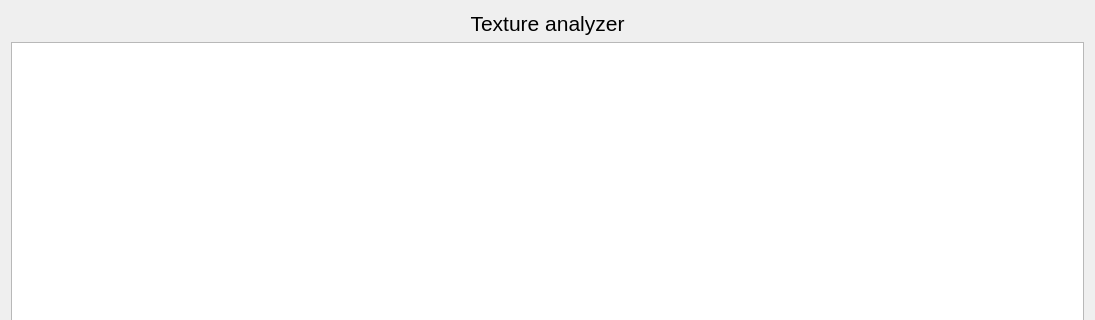
This is maya/python/tlc/shading/textureanalyzer.ui in jtaibo/TallerCreacionTools as Qt 5 draws it before an edit; both pictures show x 0 to 1095 and y 0 to 320 of the 1095 by 663 pixel window. The edited form follows.
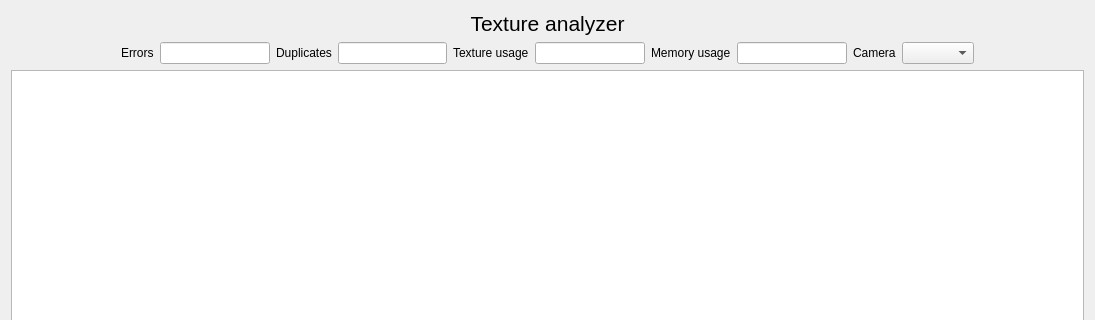
This is the edited form.

Commit message: Added new global info fields to Texture Analyzer header

What changed in the file:
```diff
--- a/maya/python/tlc/shading/textureanalyzer.ui
+++ b/maya/python/tlc/shading/textureanalyzer.ui
@@ -37,6 +37,102 @@
        </property>
       </widget>
      </item>
+     <item>
+      <layout class="QHBoxLayout" name="horizontalLayout_2">
+       <item>
+        <spacer name="horizontalSpacer">
+         <property name="orientation">
+          <enum>Qt::Horizontal</enum>
+         </property>
+         <property name="sizeHint" stdset="0">
+          <size>
+           <width>40</width>
+           <height>20</height>
+          </size>
+         </property>
+        </spacer>
+       </item>
+       <item>
+        <widget class="QLabel" name="errorsLabel">
+         <property name="text">
+          <string>Errors</string>
+         </property>
+        </widget>
+       </item>
+       <item>
+        <widget class="QLineEdit" name="errorText">
+         <property name="readOnly">
+          <bool>true</bool>
+         </property>
+        </widget>
+       </item>
+       <item>
+        <widget class="QLabel" name="dupesLabel">
+         <property name="text">
+          <string>Duplicates</string>
+         </property>
+        </widget>
+       </item>
+       <item>
+        <widget class="QLineEdit" name="dupesText">
+         <property name="readOnly">
+          <bool>true</bool>
+         </property>
+        </widget>
+       </item>
+       <item>
+        <widget class="QLabel" name="textureUsageLabel">
+         <property name="text">
+          <string>Texture usage</string>
+         </property>
+        </widget>
+       </item>
+       <item>
+        <widget class="QLineEdit" name="textureUsageText">
+         <property name="readOnly">
+          <bool>true</bool>
+         </property>
+        </widget>
+       </item>
+       <item>
+        <widget class="QLabel" name="memoryUsageLabel">
+         <property name="text">
+          <string>Memory usage</string>
+         </property>
+        </widget>
+       </item>
+       <item>
+        <widget class="QLineEdit" name="memoryUsageText">
+         <property name="readOnly">
+          <bool>true</bool>
+         </property>
+        </widget>
+       </item>
+       <item>
+        <widget class="QLabel" name="cameraLabel">
+         <property name="text">
+          <string>Camera</string>
+         </property>
+        </widget>
+       </item>
+       <item>
+        <widget class="QComboBox" name="cameraComboBox"/>
+       </item>
+       <item>
+        <spacer name="horizontalSpacer_2">
+         <property name="orientation">
+          <enum>Qt::Horizontal</enum>
+         </property>
+         <property name="sizeHint" stdset="0">
+          <size>
+           <width>40</width>
+           <height>20</height>
+          </size>
+         </property>
+        </spacer>
+       </item>
+      </layout>
+     </item>
      <item>
       <layout class="QHBoxLayout" name="table_widget_layout">
        <item>
```
